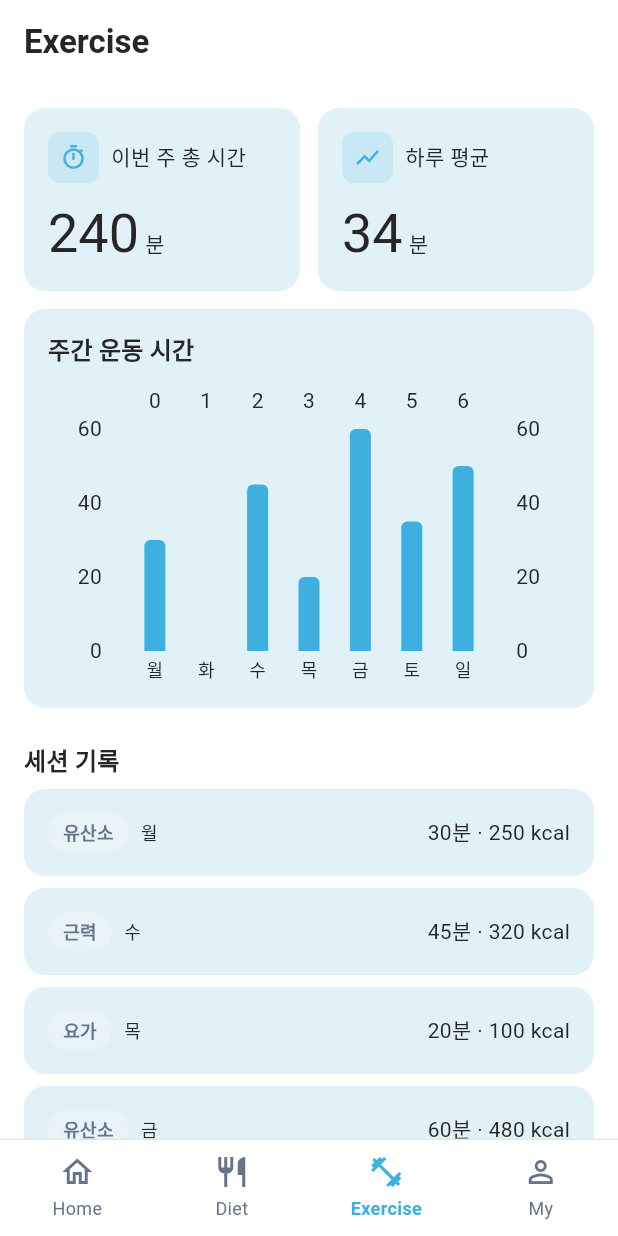
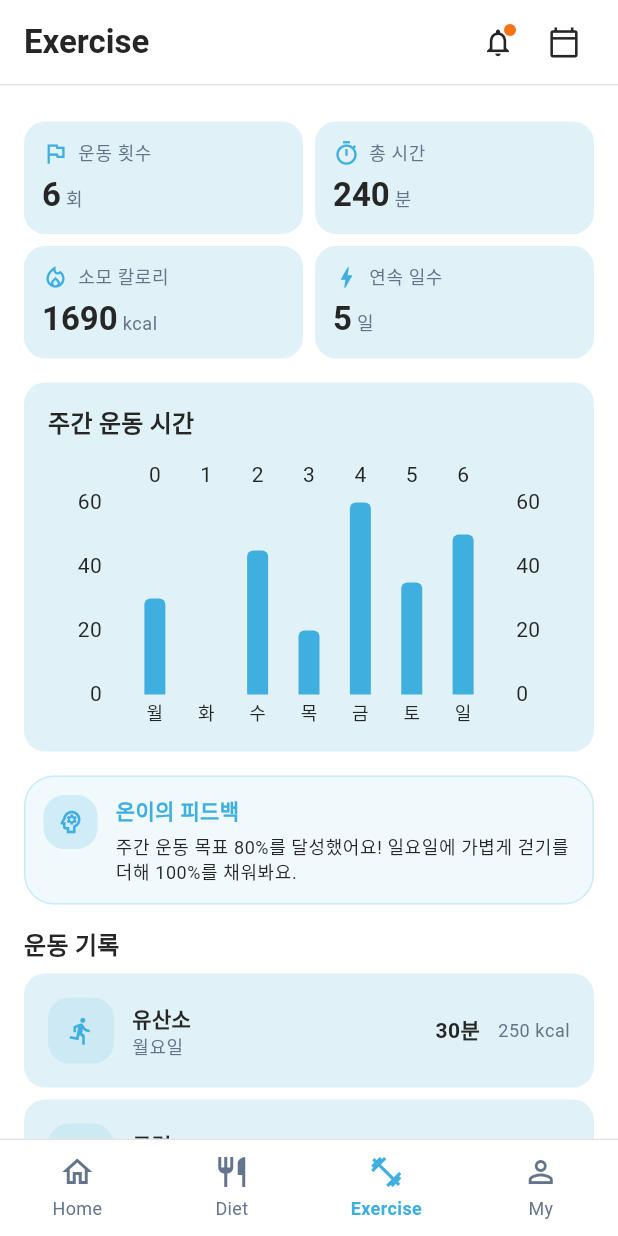
Before and after one commit to barmi/oncare-flutter, a Flutter app: the screen it shows after launch, item 3 of the bottom bar chosen, on a phone screen of 412 x 824 dp. Run offline on Flutter 3.47's test engine with Material 3 defaults, Android fonts, the light colour scheme and no system bars; drawn by our look-alikes of fl_chart; our stand-ins replace dio, drift, drift_flutter, flutter_animate, flutter_riverpod, flutter_secure_storage and 3 more; accounts and stored records are empty.

Commit message:
feat(exercise): four stat cards + chart + AI coach + history (phase 8.5)
ExerciseWeek extended (totalCalories, streakDays, aiCoachMessage).
MockExerciseRepository updated with the same shape used by the React
prototype's exercise tab (240 min, 1690 kcal, 5-day streak).

ExercisePage rebuilt to mirror the original layout:
- four stat cards in a 2x2 grid (운동 횟수 / 총 시간 / 소모 칼로리 /
  연속 일수)
- AppCard wrapping the weekly bar chart
- AiCoachCard ("온이의 피드백") with the mocked feedback line
- session list — icon chip + type + day + minutes + calories

Tests updated for the new model. flutter analyze clean.

```diff
--- a/lib/features/diet/presentation/widgets/meal_card.dart
+++ b/lib/features/diet/presentation/widgets/meal_card.dart
@@ -88,10 +88,7 @@ class MealCard extends StatelessWidget {
                       : _PillTone.muted,
                 ),
                 const SizedBox(width: 6),
-                _Pill(
-                  label: '당류 ${entry.sugarG}g',
-                  tone: _PillTone.muted,
-                ),
+                _Pill(label: '당류 ${entry.sugarG}g', tone: _PillTone.muted),
               ],
             ),
           ],
--- a/lib/features/exercise/data/repositories/mock_exercise_repository.dart
+++ b/lib/features/exercise/data/repositories/mock_exercise_repository.dart
@@ -11,6 +11,9 @@ class MockExerciseRepository implements ExerciseRepository {
       dailyMinutes: <double>[30, 0, 45, 20, 60, 35, 50],
       dayLabels: <String>['월', '화', '수', '목', '금', '토', '일'],
       totalMinutes: 240,
+      totalCalories: 1690,
+      streakDays: 5,
+      aiCoachMessage: '주간 운동 목표 80%를 달성했어요! 일요일에 가볍게 걷기를 더해 100%를 채워봐요.',
       sessions: <ExerciseSession>[
         ExerciseSession(
           dayLabel: '월',
--- a/lib/features/exercise/domain/entities/exercise_week.dart
+++ b/lib/features/exercise/domain/entities/exercise_week.dart
@@ -20,14 +20,18 @@ class ExerciseWeek {
     required this.dailyMinutes,
     required this.dayLabels,
     required this.totalMinutes,
+    required this.totalCalories,
+    required this.streakDays,
+    required this.aiCoachMessage,
   });
 
   final List<ExerciseSession> sessions;
   final List<double> dailyMinutes;
   final List<String> dayLabels;
   final int totalMinutes;
+  final int totalCalories;
+  final int streakDays;
+  final String aiCoachMessage;
 
-  double get averageMinutes => dailyMinutes.isEmpty
-      ? 0
-      : dailyMinutes.fold<double>(0, (a, b) => a + b) / dailyMinutes.length;
+  int get workoutCount => sessions.length;
 }
--- a/lib/features/exercise/presentation/pages/exercise_page.dart
+++ b/lib/features/exercise/presentation/pages/exercise_page.dart
@@ -2,24 +2,30 @@ import 'package:flutter/material.dart';
 import 'package:flutter_riverpod/flutter_riverpod.dart';
 
 import 'package:oncare/core/errors/app_error.dart';
-import 'package:oncare/design_system/atoms/app_badge.dart';
 import 'package:oncare/design_system/atoms/app_card.dart';
 import 'package:oncare/design_system/charts/app_bar_chart.dart';
-import 'package:oncare/design_system/molecules/chart_card.dart';
-import 'package:oncare/design_system/molecules/metric_card.dart';
-import 'package:oncare/design_system/molecules/section_header.dart';
 import 'package:oncare/design_system/tokens/colors.dart';
+import 'package:oncare/design_system/tokens/radius.dart';
 import 'package:oncare/design_system/tokens/spacing.dart';
 import 'package:oncare/features/exercise/domain/entities/exercise_week.dart';
 import 'package:oncare/features/exercise/presentation/controllers/exercise_controller.dart';
 import 'package:oncare/gen/l10n/app_localizations.dart';
+import 'package:oncare/shared/widgets/ai_coach_card.dart';
 import 'package:oncare/shared/widgets/error_view.dart';
+import 'package:oncare/shared/widgets/oncare_header.dart';
 
 String _typeLabel(ExerciseType t) => switch (t) {
   ExerciseType.cardio => '유산소',
   ExerciseType.strength => '근력',
   ExerciseType.yoga => '요가',
   ExerciseType.walking => '걷기',
+};
+
+IconData _typeIcon(ExerciseType t) => switch (t) {
+  ExerciseType.cardio => Icons.directions_run,
+  ExerciseType.strength => Icons.fitness_center,
+  ExerciseType.yoga => Icons.self_improvement,
+  ExerciseType.walking => Icons.directions_walk,
 };
 
 class ExercisePage extends ConsumerWidget {
@@ -30,14 +36,21 @@ class ExercisePage extends ConsumerWidget {
     final l = AppLocalizations.of(context);
     final async = ref.watch(exerciseWeekProvider);
     return Scaffold(
-      appBar: AppBar(title: Text(l.pageExerciseTitle)),
-      body: async.when(
+      backgroundColor: AppColors.background,
+      body: Column(
+        children: <Widget>[
+          OncareHeader(title: l.pageExerciseTitle),
+          Expanded(
+            child: async.when(
               data: (w) => _Body(week: w),
               loading: () => const Center(child: CircularProgressIndicator()),
               error: (Object e, _) => ErrorView(
                 error: e is AppError ? e : UnknownError(message: e.toString()),
                 onRetry: () => ref.invalidate(exerciseWeekProvider),
               ),
+            ),
+          ),
+        ],
       ),
     );
   }
@@ -50,54 +63,150 @@ class _Body extends StatelessWidget {
   @override
   Widget build(BuildContext context) {
     final theme = Theme.of(context);
-    return ListView(
-      padding: const EdgeInsets.all(AppSpacing.lg),
+    return Center(
+      child: ConstrainedBox(
+        constraints: const BoxConstraints(maxWidth: 672),
+        child: ListView(
+          padding: const EdgeInsets.fromLTRB(
+            AppSpacing.lg,
+            AppSpacing.xl,
+            AppSpacing.lg,
+            AppSpacing.xxxl,
+          ),
           children: <Widget>[
+            // Four stat cards (running / time / cal / streak).
             Row(
               children: <Widget>[
                 Expanded(
-              child: MetricCard(
-                title: '이번 주 총 시간',
+                  child: _StatCard(
+                    icon: Icons.flag_outlined,
+                    label: '운동 횟수',
+                    value: week.workoutCount.toString(),
+                    unit: '회',
+                  ),
+                ),
+                const SizedBox(width: AppSpacing.sm),
+                Expanded(
+                  child: _StatCard(
+                    icon: Icons.timer_outlined,
+                    label: '총 시간',
                     value: week.totalMinutes.toString(),
                     unit: '분',
-                icon: Icons.timer_outlined,
-                accentColor: AppColors.primary,
-              ),
-            ),
-            const SizedBox(width: AppSpacing.md),
-            Expanded(
-              child: MetricCard(
-                title: '하루 평균',
-                value: week.averageMinutes.toStringAsFixed(0),
-                unit: '분',
-                icon: Icons.show_chart,
-                accentColor: AppColors.primary,
                   ),
                 ),
               ],
             ),
+            const SizedBox(height: AppSpacing.sm),
+            Row(
+              children: <Widget>[
+                Expanded(
+                  child: _StatCard(
+                    icon: Icons.local_fire_department_outlined,
+                    label: '소모 칼로리',
+                    value: week.totalCalories.toString(),
+                    unit: 'kcal',
+                  ),
+                ),
+                const SizedBox(width: AppSpacing.sm),
+                Expanded(
+                  child: _StatCard(
+                    icon: Icons.bolt_outlined,
+                    label: '연속 일수',
+                    value: week.streakDays.toString(),
+                    unit: '일',
+                  ),
+                ),
+              ],
+            ),
+            const SizedBox(height: AppSpacing.lg),
+
+            // Weekly chart.
+            AppCard(
+              child: Column(
+                crossAxisAlignment: CrossAxisAlignment.start,
+                children: <Widget>[
+                  Text(
+                    '주간 운동 시간',
+                    style: theme.textTheme.titleMedium?.copyWith(
+                      fontWeight: FontWeight.w600,
+                    ),
+                  ),
                   const SizedBox(height: AppSpacing.md),
-        ChartCard(
-          title: '주간 운동 시간',
+                  SizedBox(
+                    height: 180,
                     child: AppBarChart(
                       color: AppColors.primary,
                       values: week.dailyMinutes,
                       labels: week.dayLabels,
                     ),
                   ),
+                ],
+              ),
+            ),
             const SizedBox(height: AppSpacing.lg),
-        const SectionHeader('세션 기록'),
+
+            AiCoachCard(message: week.aiCoachMessage),
+            const SizedBox(height: AppSpacing.lg),
+
+            Padding(
+              padding: const EdgeInsets.only(bottom: AppSpacing.sm),
+              child: Text(
+                '운동 기록',
+                style: theme.textTheme.titleMedium?.copyWith(
+                  fontWeight: FontWeight.w600,
+                ),
+              ),
+            ),
             for (final s in week.sessions) ...<Widget>[
               AppCard(
                 child: Row(
                   children: <Widget>[
-                AppBadge(label: _typeLabel(s.type)),
-                const SizedBox(width: AppSpacing.sm),
-                Text(s.dayLabel, style: theme.textTheme.bodySmall),
-                const Spacer(),
+                    Container(
+                      width: 44,
+                      height: 44,
+                      decoration: BoxDecoration(
+                        color: AppColors.primary.withValues(alpha: 0.12),
+                        borderRadius: const BorderRadius.all(AppRadius.lg),
+                      ),
+                      alignment: Alignment.center,
+                      child: Icon(
+                        _typeIcon(s.type),
+                        size: 20,
+                        color: AppColors.primary,
+                      ),
+                    ),
+                    const SizedBox(width: AppSpacing.md),
+                    Expanded(
+                      child: Column(
+                        crossAxisAlignment: CrossAxisAlignment.start,
+                        children: <Widget>[
                           Text(
-                  '${s.minutes}분 · ${s.calories} kcal',
-                  style: theme.textTheme.bodyMedium,
+                            _typeLabel(s.type),
+                            style: theme.textTheme.bodyMedium?.copyWith(
+                              fontWeight: FontWeight.w600,
+                            ),
+                          ),
+                          Text(
+                            '${s.dayLabel}요일',
+                            style: theme.textTheme.bodySmall?.copyWith(
+                              color: AppColors.mutedForeground,
+                            ),
+                          ),
+                        ],
+                      ),
+                    ),
+                    Text(
+                      '${s.minutes}분',
+                      style: theme.textTheme.bodyMedium?.copyWith(
+                        fontWeight: FontWeight.w600,
+                      ),
+                    ),
+                    const SizedBox(width: AppSpacing.md),
+                    Text(
+                      '${s.calories} kcal',
+                      style: theme.textTheme.bodySmall?.copyWith(
+                        color: AppColors.mutedForeground,
+                      ),
                     ),
                   ],
                 ),
@@ -105,6 +214,66 @@ class _Body extends StatelessWidget {
               const SizedBox(height: AppSpacing.sm),
             ],
           ],
+        ),
+      ),
     );
   }
 }
+
+class _StatCard extends StatelessWidget {
+  const _StatCard({
+    required this.icon,
+    required this.label,
+    required this.value,
+    required this.unit,
+  });
+
+  final IconData icon;
+  final String label;
+  final String value;
+  final String unit;
+
+  @override
+  Widget build(BuildContext context) {
+    final theme = Theme.of(context);
+    return AppCard(
+      padding: const EdgeInsets.all(AppSpacing.md),
+      child: Column(
+        crossAxisAlignment: CrossAxisAlignment.start,
+        children: <Widget>[
+          Row(
+            children: <Widget>[
+              Icon(icon, size: 18, color: AppColors.primary),
+              const SizedBox(width: 6),
+              Text(
+                label,
+                style: theme.textTheme.bodySmall?.copyWith(
+                  color: AppColors.mutedForeground,
+                ),
+              ),
+            ],
+          ),
+          const SizedBox(height: 4),
+          Text.rich(
+            TextSpan(
+              children: <InlineSpan>[
+                TextSpan(
+                  text: value,
+                  style: theme.textTheme.titleLarge?.copyWith(
+                    fontWeight: FontWeight.w700,
+                  ),
+                ),
+                TextSpan(
+                  text: ' $unit',
+                  style: theme.textTheme.bodySmall?.copyWith(
+                    color: AppColors.mutedForeground,
+                  ),
+                ),
+              ],
+            ),
+          ),
+        ],
+      ),
+    );
+  }
+}
```
Also changed, not shown: 1 other file. Lines whose indentation alone changed are shown as unchanged.
